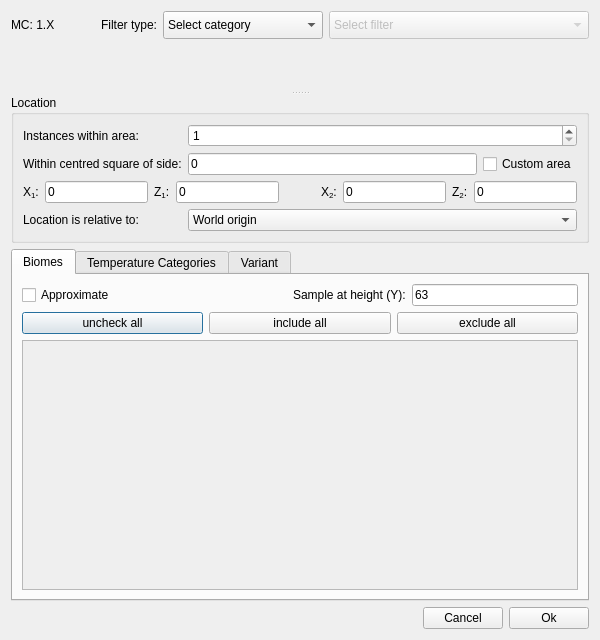
Old version of the form src/filterdialog.ui in the repository The-Cat-Town-Craft/cubiomes-viewer.
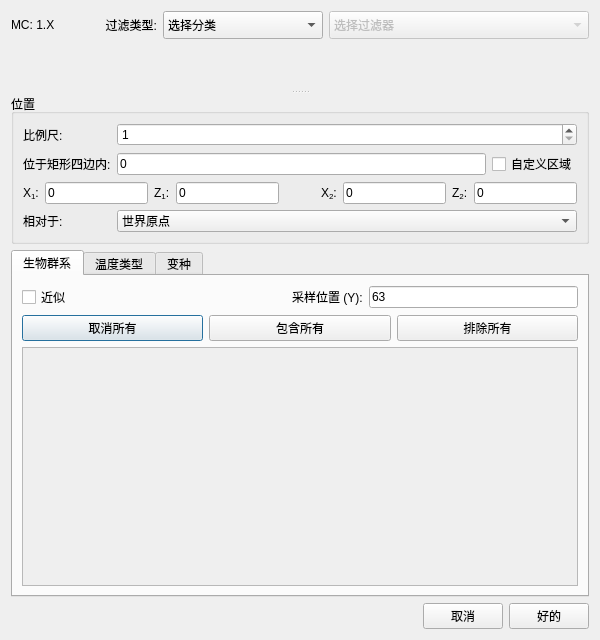
New version of the form. The open tabs and pages were chosen to show the change. Icons and pictures are not drawn. Custom widgets are drawn as their Qt base class.

Commit message: 本地化 `新建过滤器`

```diff
--- a/src/filterdialog.ui
+++ b/src/filterdialog.ui
@@ -42,7 +42,7 @@
        </property>
        <item>
         <property name="text">
-         <string>Select category</string>
+         <string>选择分类</string>
         </property>
        </item>
        <item>
@@ -135,7 +135,7 @@
        </property>
        <item>
         <property name="text">
-         <string>Select filter</string>
+         <string>选择过滤器</string>
         </property>
        </item>
       </widget>
@@ -143,7 +143,7 @@
      <item row="0" column="1">
       <widget class="QLabel" name="labelFilterType">
        <property name="text">
-        <string>Filter type:</string>
+        <string>过滤类型:</string>
        </property>
        <property name="alignment">
         <set>Qt::AlignRight|Qt::AlignTrailing|Qt::AlignVCenter</set>
@@ -163,13 +163,13 @@
        <item>
         <widget class="QGroupBox" name="groupBoxPosition">
          <property name="title">
-          <string>Location</string>
+          <string>位置</string>
          </property>
          <layout class="QGridLayout" name="gridLayout">
           <item row="4" column="0">
            <widget class="QLabel" name="labelRelative">
             <property name="text">
-             <string>Location is relative to:</string>
+             <string>相对于:</string>
             </property>
            </widget>
           </item>
@@ -187,7 +187,7 @@
            <widget class="QComboBox" name="comboBoxRelative">
             <item>
              <property name="text">
-              <string>World origin</string>
+              <string>世界原点</string>
              </property>
             </item>
            </widget>
@@ -205,7 +205,7 @@
              <string>Specify manual rectangle rather than square</string>
             </property>
             <property name="text">
-             <string>Custom area</string>
+             <string>自定义区域</string>
             </property>
             <property name="checkable">
              <bool>true</bool>
@@ -215,14 +215,14 @@
           <item row="0" column="0">
            <widget class="QLabel" name="labelSpinBox">
             <property name="text">
-             <string>Instances within area:</string>
+             <string>比例尺:</string>
             </property>
            </widget>
           </item>
           <item row="1" column="0">
            <widget class="QLabel" name="labelSquareArea">
             <property name="text">
-             <string>Within centred square of side:</string>
+             <string>位于矩形四边内:</string>
             </property>
            </widget>
           </item>
@@ -336,7 +336,7 @@
          </property>
          <widget class="QWidget" name="tabBiomes">
           <attribute name="title">
-           <string>Biomes</string>
+           <string>生物群系</string>
           </attribute>
           <layout class="QGridLayout" name="gridLayout_4">
            <item row="1" column="3">
@@ -355,14 +355,14 @@
               <string>Enables optimizations that trade accuracy for speed</string>
              </property>
              <property name="text">
-              <string>Approximate</string>
+              <string>近似</string>
              </property>
             </widget>
            </item>
            <item row="1" column="2">
             <widget class="QLabel" name="labelY">
              <property name="text">
-              <string>Sample at height (Y):</string>
+              <string>采样位置 (Y):</string>
              </property>
             </widget>
            </item>
@@ -376,8 +376,8 @@
                <rect>
                 <x>0</x>
                 <y>0</y>
-                <width>568</width>
-                <height>249</height>
+                <width>554</width>
+                <height>261</height>
                </rect>
               </property>
               <layout class="QVBoxLayout" name="verticalLayout_2">
@@ -396,21 +396,21 @@
              <item>
               <widget class="QPushButton" name="buttonUncheck">
                <property name="text">
-                <string>uncheck all</string>
+                <string>取消所有</string>
                </property>
               </widget>
              </item>
              <item>
               <widget class="QPushButton" name="buttonInclude">
                <property name="text">
-                <string>include all</string>
+                <string>包含所有</string>
                </property>
               </widget>
              </item>
              <item>
               <widget class="QPushButton" name="buttonExclude">
                <property name="text">
-                <string>exclude all</string>
+                <string>排除所有</string>
                </property>
               </widget>
              </item>
@@ -433,7 +433,7 @@
          </widget>
          <widget class="QWidget" name="tabTemps">
           <attribute name="title">
-           <string>Temperature Categories</string>
+           <string>温度类型</string>
           </attribute>
           <layout class="QVBoxLayout" name="verticalLayout_4">
            <item>
@@ -463,7 +463,7 @@
          </widget>
          <widget class="QWidget" name="tabVariants">
           <attribute name="title">
-           <string>Variant</string>
+           <string>变种</string>
           </attribute>
           <layout class="QGridLayout" name="gridLayout_5">
            <item row="0" column="1">
@@ -531,7 +531,7 @@
      <item>
       <widget class="QPushButton" name="buttonCancel">
        <property name="text">
-        <string>Cancel</string>
+        <string>取消</string>
        </property>
        <property name="icon">
         <iconset theme="dialog-cancel">
@@ -543,7 +543,7 @@
      <item>
       <widget class="QPushButton" name="buttonOk">
        <property name="text">
-        <string>Ok</string>
+        <string>好的</string>
        </property>
        <property name="icon">
         <iconset theme="dialog-ok">
```
Left out of the diff: 34 changed lines with no effect on the pictures.
